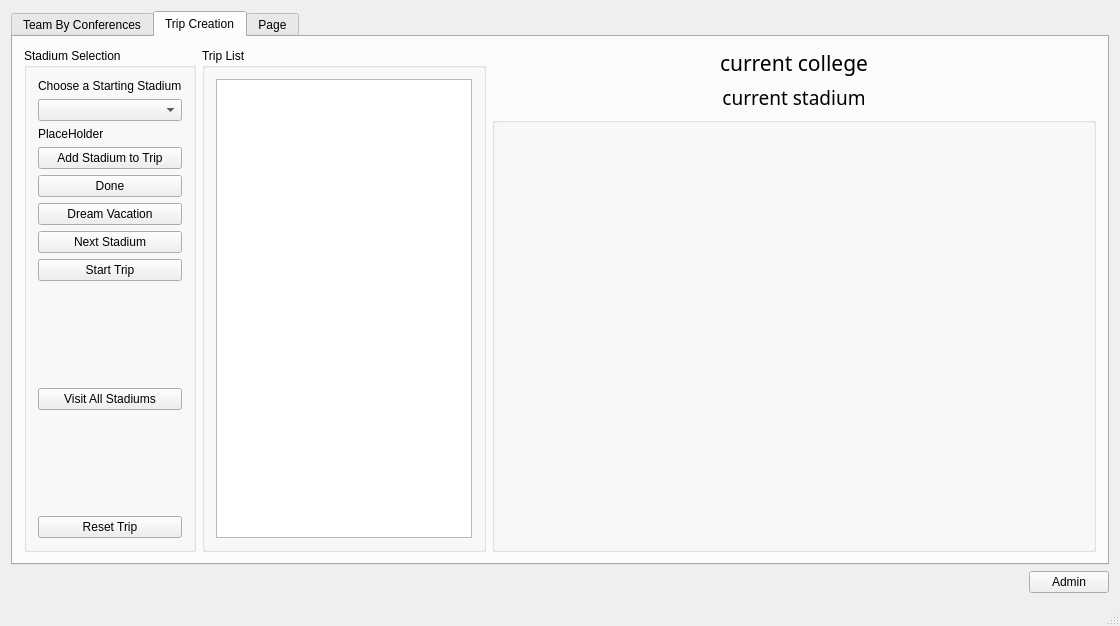
Above: mainwindow.ui from OneEcho/NFL-Football-Project before the change. Below: the same form after it.
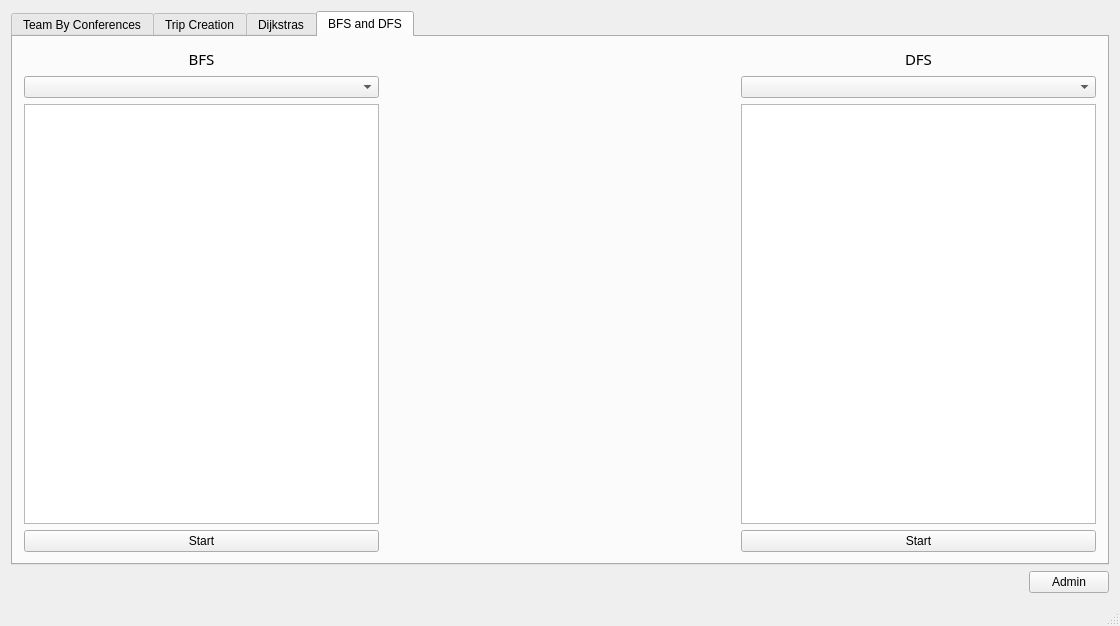
That is the form after the change.

Patch:
```diff
--- a/mainwindow.ui
+++ b/mainwindow.ui
@@ -18,7 +18,7 @@
     <item row="1" column="0">
      <widget class="QTabWidget" name="tabWidget">
       <property name="currentIndex">
-       <number>1</number>
+       <number>3</number>
       </property>
       <widget class="QWidget" name="Conference">
        <attribute name="title">
@@ -345,7 +345,7 @@
            </font>
           </property>
           <property name="text">
-           <string>current college</string>
+           <string>current Team Name</string>
           </property>
           <property name="alignment">
            <set>Qt::AlignCenter</set>
@@ -395,7 +395,7 @@
       </widget>
       <widget class="QWidget" name="Dijkstras">
        <attribute name="title">
-        <string>Page</string>
+        <string>Dijkstras</string>
        </attribute>
        <widget class="QWidget" name="layoutWidget">
         <property name="geometry">
@@ -448,6 +448,86 @@
         </layout>
        </widget>
       </widget>
+      <widget class="QWidget" name="tab_2">
+       <attribute name="title">
+        <string>BFS and DFS</string>
+       </attribute>
+       <layout class="QGridLayout" name="gridLayout_6">
+        <item row="3" column="0">
+         <widget class="QPushButton" name="BFSstartButton">
+          <property name="text">
+           <string>Start</string>
+          </property>
+         </widget>
+        </item>
+        <item row="1" column="0">
+         <widget class="QComboBox" name="BFScomboBox"/>
+        </item>
+        <item row="3" column="2">
+         <widget class="QPushButton" name="DFSstartButton">
+          <property name="text">
+           <string>Start</string>
+          </property>
+         </widget>
+        </item>
+        <item row="1" column="2">
+         <widget class="QComboBox" name="DFScomboBox"/>
+        </item>
+        <item row="2" column="1">
+         <spacer name="horizontalSpacer_4">
+          <property name="orientation">
+           <enum>Qt::Horizontal</enum>
+          </property>
+          <property name="sizeHint" stdset="0">
+           <size>
+            <width>40</width>
+            <height>20</height>
+           </size>
+          </property>
+         </spacer>
+        </item>
+        <item row="0" column="0">
+         <widget class="QLabel" name="label_4">
+          <property name="font">
+           <font>
+            <family>Tw Cen MT Condensed Extra Bold</family>
+            <pointsize>11</pointsize>
+           </font>
+          </property>
+          <property name="text">
+           <string>BFS</string>
+          </property>
+          <property name="alignment">
+           <set>Qt::AlignCenter</set>
+          </property>
+         </widget>
+        </item>
+        <item row="0" column="2">
+         <widget class="QLabel" name="label_5">
+          <property name="font">
+           <font>
+            <family>Tw Cen MT Condensed Extra Bold</family>
+            <pointsize>11</pointsize>
+            <weight>50</weight>
+            <bold>false</bold>
+           </font>
+          </property>
+          <property name="text">
+           <string>DFS</string>
+          </property>
+          <property name="alignment">
+           <set>Qt::AlignCenter</set>
+          </property>
+         </widget>
+        </item>
+        <item row="2" column="0">
+         <widget class="QTableWidget" name="BFStable"/>
+        </item>
+        <item row="2" column="2">
+         <widget class="QTableWidget" name="DFStable"/>
+        </item>
+       </layout>
+      </widget>
      </widget>
     </item>
     <item row="2" column="0">
```
Left out of the diff: 2 changed lines with no effect on the pictures.
